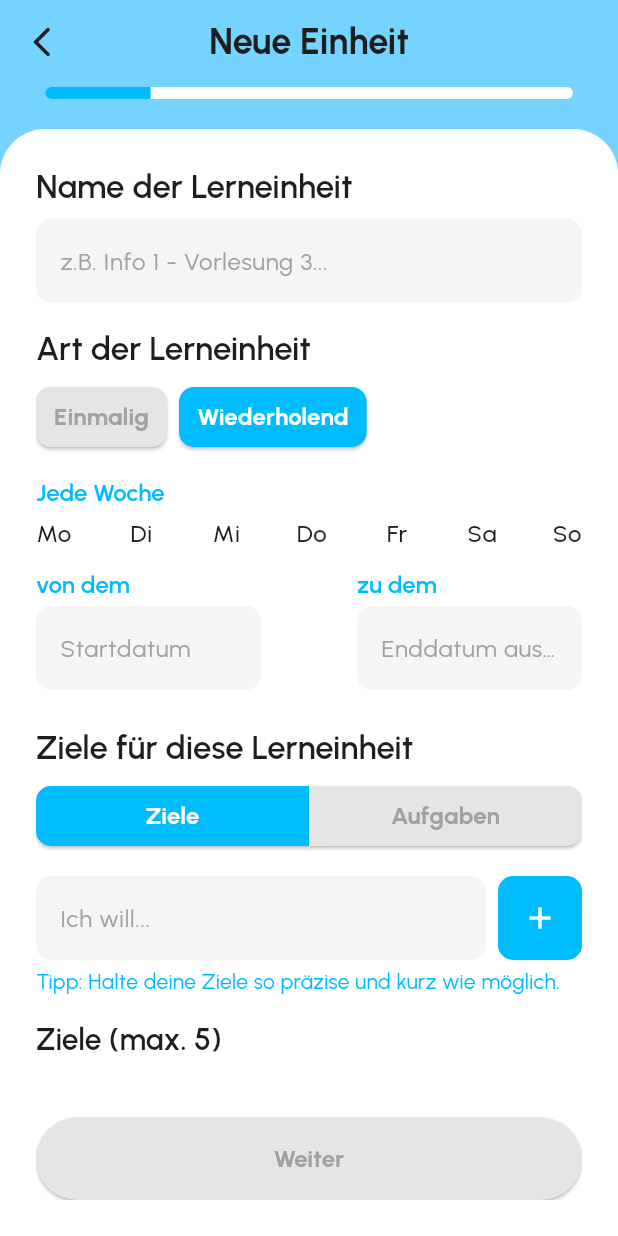
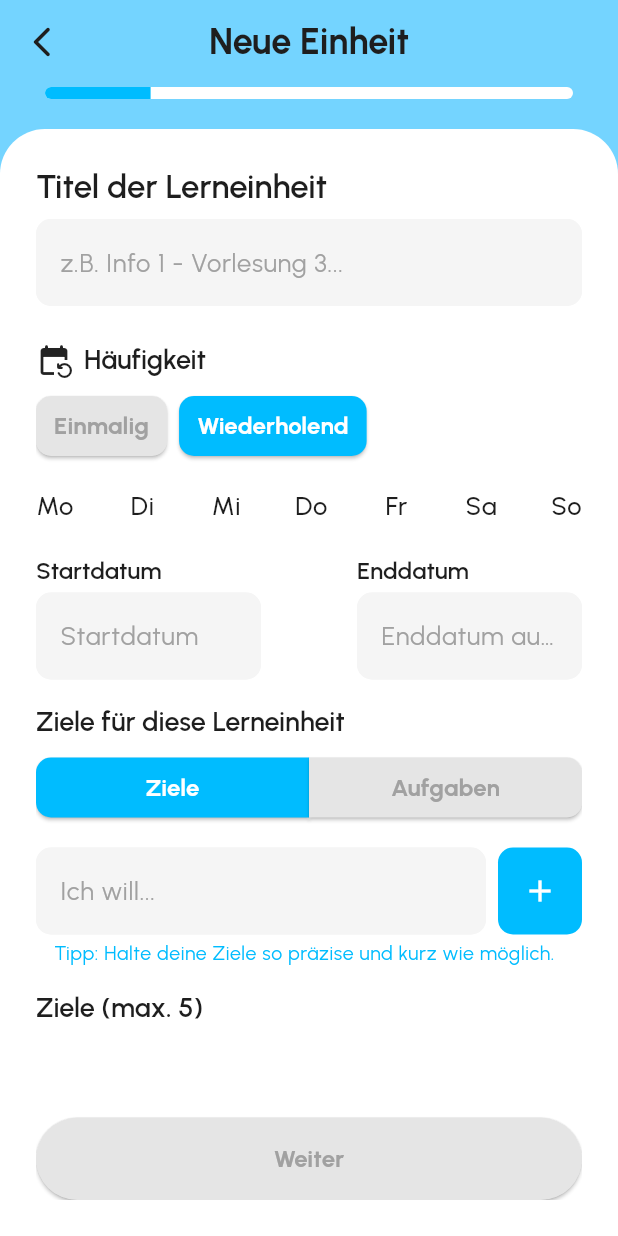
Before and after one commit to selbstlernen-app/selbstlernen-app, a Flutter app: the AddSessionScreen widget shown alone on an empty page, opened directly, after a tap on "Wiederholend", on a phone screen of 412 x 824 dp. Run offline on Flutter 3.47's test engine with Material 3 defaults, Android fonts, the phone set to English and light mode, and no system bars; drawn by our look-alikes of auto_size_text; our stand-ins replace drift, flutter_riverpod, freezed_annotation, riverpod_annotation; accounts and stored records are empty; generated files the repository leaves out were written again; statements that could not run were skipped.

Commit message:
💄 Update UI for screen-wise unity

```diff
--- a/lib/common_widgets/custom_text_field.dart
+++ b/lib/common_widgets/custom_text_field.dart
@@ -38,10 +38,11 @@ class CustomTextField extends StatelessWidget {
         enabledBorder: OutlineInputBorder(
           borderRadius: BorderRadius.circular(10),
           borderSide: BorderSide(
-            color: hasError ? context.colorScheme.error : Colors.transparent,
+            color: hasError
+                ? context.colorScheme.error
+                : context.colorScheme.tertiary,
           ),
         ),
-
         hintText: hintText,
         hintStyle: TextStyle(color: context.colorScheme.onTertiary),
       ),
--- a/lib/core/theme/text_theme.dart
+++ b/lib/core/theme/text_theme.dart
@@ -7,12 +7,12 @@ class CustomTextTheme {
     // Used for any large display texts like on appBars
     headlineLarge: TextStyle(fontSize: 24, fontWeight: FontWeight.w700),
     headlineMedium: TextStyle(fontSize: 22, fontWeight: FontWeight.w600),
-    headlineSmall: TextStyle(fontSize: 20, fontWeight: FontWeight.w600),
+    headlineSmall: TextStyle(fontSize: 18, fontWeight: FontWeight.w600),
 
     // Used for any text not headline
-    bodyLarge: TextStyle(fontSize: 16, fontWeight: FontWeight.normal),
-    bodyMedium: TextStyle(fontSize: 14, fontWeight: FontWeight.normal),
-    bodySmall: TextStyle(fontSize: 12, fontWeight: FontWeight.normal),
+    bodyLarge: TextStyle(fontSize: 17, fontWeight: FontWeight.normal),
+    bodyMedium: TextStyle(fontSize: 15, fontWeight: FontWeight.normal),
+    bodySmall: TextStyle(fontSize: 13, fontWeight: FontWeight.normal),
 
     // Used for buttons and textfield labels
     labelLarge: TextStyle(fontSize: 16, fontWeight: FontWeight.w600),
--- a/lib/presentation/screens/add_session/add_session_screen.dart
+++ b/lib/presentation/screens/add_session/add_session_screen.dart
@@ -58,8 +58,8 @@ class _AddSessionScreenState extends ConsumerState<AddSessionScreen> {
       if (widget.fullSessionModel != null) {
         // Go back to details page
         Navigator.pop(context);
-        ref.read(addSessionViewModelProvider.notifier).resetFields();
       } else {
+        // Go back to home screen
         Navigator.pushAndRemoveUntil(
           context,
           MaterialPageRoute<dynamic>(
@@ -68,6 +68,7 @@ class _AddSessionScreenState extends ConsumerState<AddSessionScreen> {
           (Route<dynamic> route) => false,
         );
       }
+      ref.read(addSessionViewModelProvider.notifier).resetFields();
     }
   }
 
--- a/lib/presentation/screens/add_session/pages/start_info_page.dart
+++ b/lib/presentation/screens/add_session/pages/start_info_page.dart
@@ -118,7 +118,7 @@ class _StartInfoPageState extends ConsumerState<StartInfoPage> {
               children: <Widget>[
                 // Title
                 Text(
-                  "Name der Lerneinheit",
+                  "Titel der Lerneinheit",
                   style: context.textTheme.headlineMedium,
                 ),
                 const VerticalSpace(size: SpaceSize.small),
@@ -133,12 +133,15 @@ class _StartInfoPageState extends ConsumerState<StartInfoPage> {
                 if (state.titleError != null)
                   CustomErrorText(errorText: state.titleError!),
 
-                const VerticalSpace(size: SpaceSize.medium),
+                const VerticalSpace(size: SpaceSize.large),
 
                 // Date and days
-                Text(
-                  "Art der Lerneinheit",
-                  style: context.textTheme.headlineMedium,
+                Row(
+                  children: <Widget>[
+                    const Icon(Icons.event_repeat_rounded),
+                    const HorizontalSpace(size: SpaceSize.small),
+                    Text("Häufigkeit", style: context.textTheme.headlineSmall),
+                  ],
                 ),
                 const VerticalSpace(size: SpaceSize.small),
                 Row(
@@ -153,6 +156,7 @@ class _StartInfoPageState extends ConsumerState<StartInfoPage> {
                       label: "Einmalig",
                     ),
                     const HorizontalSpace(size: SpaceSize.small),
+
                     CustomButton(
                       isActive: state.isRepeating,
                       onPressed: () => ref
@@ -164,16 +168,17 @@ class _StartInfoPageState extends ConsumerState<StartInfoPage> {
                     ),
                   ],
                 ),
+
                 if (state.isRepeating) const DateInputFields(),
 
-                const VerticalSpace(size: SpaceSize.large),
+                const VerticalSpace(size: SpaceSize.medium),
 
                 // Set goals/tasks
                 Text(
                   state.setGoals
                       ? "Ziele für diese Lerneinheit"
                       : "Aufgaben für diese Lerneinheit",
-                  style: context.textTheme.headlineMedium,
+                  style: context.textTheme.headlineSmall,
                 ),
                 const VerticalSpace(size: SpaceSize.small),
                 Row(
--- a/lib/presentation/screens/add_session/pages/strategy_page.dart
+++ b/lib/presentation/screens/add_session/pages/strategy_page.dart
@@ -57,14 +57,15 @@ class _StrategyPageState extends ConsumerState<StrategyPage> {
                   style: context.textTheme.bodyMedium,
                 ),
 
-                const VerticalSpace(size: SpaceSize.large),
+                const VerticalSpace(size: SpaceSize.medium),
 
                 // Grid of learning strategies
                 Wrap(
                   children: <Widget>[
                     ...state.availableStrategies.map(
                       (String strategy) => SizedBox(
-                        width: (MediaQuery.sizeOf(context).width - 56) / 2,
+                        // Padding * 2 = 48
+                        width: (context.mediaQuery.size.width - 48) / 2,
                         child: GestureDetector(
                           onTap: () => ref
                               .read(addSessionViewModelProvider.notifier)
@@ -89,8 +90,6 @@ class _StrategyPageState extends ConsumerState<StrategyPage> {
                   ],
                 ),
 
-                const VerticalSpace(size: SpaceSize.medium),
-
                 TextButton(
                   onPressed: () => setState(() {
                     _showInput = !_showInput;
@@ -102,10 +101,11 @@ class _StrategyPageState extends ConsumerState<StrategyPage> {
                   child: Text(_showInput ? "Abbrechen" : "Andere Strategien?"),
                 ),
 
-                if (_showInput) const VerticalSpace(size: SpaceSize.small),
-
-                if (_showInput)
-                  Row(
+                if (_showInput) ...<Widget>[
+                  const VerticalSpace(size: SpaceSize.small),
+                  IntrinsicHeight(
+                    child: Row(
+                      crossAxisAlignment: CrossAxisAlignment.stretch,
                       children: <Widget>[
                         Expanded(
                           child: CustomTextField(
@@ -119,7 +119,7 @@ class _StrategyPageState extends ConsumerState<StrategyPage> {
                           icon: const Icon(Icons.add),
                           onPressed: _addCustomStrategy,
                           style: IconButton.styleFrom(
-                          padding: const EdgeInsets.all(14),
+                            padding: const EdgeInsets.all(16.0),
                             foregroundColor: context.colorScheme.onPrimary,
                             backgroundColor: context.colorScheme.primary,
                             shape: RoundedRectangleBorder(
@@ -129,6 +129,8 @@ class _StrategyPageState extends ConsumerState<StrategyPage> {
                         ),
                       ],
                     ),
+                  ),
+                ],
               ],
             ),
           ),
--- a/lib/presentation/screens/add_session/pages/timer_page.dart
+++ b/lib/presentation/screens/add_session/pages/timer_page.dart
@@ -145,7 +145,7 @@ class _$TimerPageState extends ConsumerState<TimerPage> {
                       .setPomodoroSettings(cycles: value);
                 },
                 minValue: 1,
-                maxValue: 20,
+                maxValue: 15,
               ),
             ),
 
--- a/lib/presentation/screens/add_session/pages/top_down_page.dart
+++ b/lib/presentation/screens/add_session/pages/top_down_page.dart
@@ -97,11 +97,11 @@ class _TopDownPageState extends ConsumerState<TopDownPage> {
                 ),
                 const VerticalSpace(size: SpaceSize.small),
                 Text(
-                  "Erstelle für deine Ziele Aufgaben, die dir beim Erreichen dessen helfen. Du kannst diesen Schritt auch vorerst überspringen.",
+                  "Erstelle zusätzliche Aufgaben, die dir beim Erreichen deiner Ziele helfen. Du kannst diesen Schritt auch vorerst überspringen.",
                   style: context.textTheme.bodyMedium,
                 ),
 
-                const VerticalSpace(size: SpaceSize.large),
+                const VerticalSpace(size: SpaceSize.medium),
 
                 ...state.goals.map((GoalModel goal) {
                   return GoalWithTasksCard(
--- a/lib/presentation/screens/add_session/widgets/date_input_fields.dart
+++ b/lib/presentation/screens/add_session/widgets/date_input_fields.dart
@@ -86,14 +86,6 @@ class _DateInputFieldsState extends ConsumerState<DateInputFields> {
         const VerticalSpace(size: SpaceSize.medium),
 
         // Pick weekdays
-        Text(
-          "Jede Woche",
-          style: context.textTheme.headlineSmall!.copyWith(
-            fontSize: 16,
-            color: context.colorScheme.primary,
-          ),
-        ),
-        const VerticalSpace(size: SpaceSize.xsmall),
         Row(
           mainAxisAlignment: MainAxisAlignment.spaceBetween,
           children: dayNames.map((String day) {
@@ -138,7 +130,7 @@ class _DateInputFieldsState extends ConsumerState<DateInputFields> {
         if (state.selectedDaysError != null)
           CustomErrorText(errorText: state.selectedDaysError!),
 
-        const VerticalSpace(size: SpaceSize.small),
+        const VerticalSpace(size: SpaceSize.medium),
 
         // Pick start and end dates
         Row(
@@ -151,10 +143,9 @@ class _DateInputFieldsState extends ConsumerState<DateInputFields> {
                 crossAxisAlignment: CrossAxisAlignment.start,
                 children: <Widget>[
                   Text(
-                    "von dem",
+                    "Startdatum",
                     style: context.textTheme.headlineSmall!.copyWith(
                       fontSize: 16,
-                      color: context.colorScheme.primary,
                     ),
                   ),
                   const VerticalSpace(size: SpaceSize.xsmall),
@@ -174,10 +165,9 @@ class _DateInputFieldsState extends ConsumerState<DateInputFields> {
                 crossAxisAlignment: CrossAxisAlignment.start,
                 children: <Widget>[
                   Text(
-                    "zu dem",
+                    "Enddatum",
                     style: context.textTheme.headlineSmall!.copyWith(
                       fontSize: 16,
-                      color: context.colorScheme.primary,
                     ),
                   ),
                   const VerticalSpace(size: SpaceSize.xsmall),
--- a/lib/presentation/screens/add_session/widgets/input_list.dart
+++ b/lib/presentation/screens/add_session/widgets/input_list.dart
@@ -77,10 +77,10 @@ class InputList<T> extends StatelessWidget {
 
   Widget _buildTooltip(BuildContext context) {
     return Padding(
-      padding: const EdgeInsets.only(top: 4.0),
+      padding: const EdgeInsets.only(top: 4.0, left: 12.0),
       child: Text(
         toolTip!,
-        style: context.textTheme.bodyMedium?.copyWith(
+        style: context.textTheme.bodySmall?.copyWith(
           color: context.colorScheme.primary,
         ),
       ),
```
Also changed, not shown: lib/common_widgets/custom_item_tile.dart (+6 -8 lines), lib/presentation/screens/add_session/pages/bottom_up_page.dart (+6 -4 lines), lib/presentation/screens/add_session/widgets/goals_with_tasks_list.dart (+14 -7 lines). Lines whose indentation alone changed are shown as unchanged.
